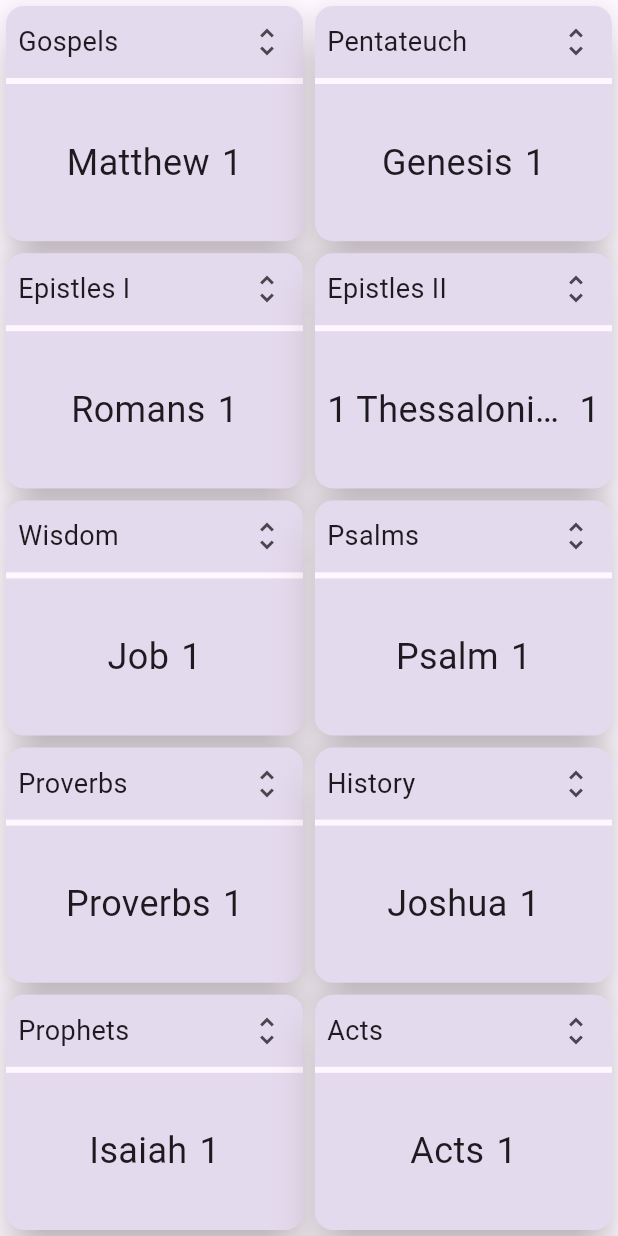
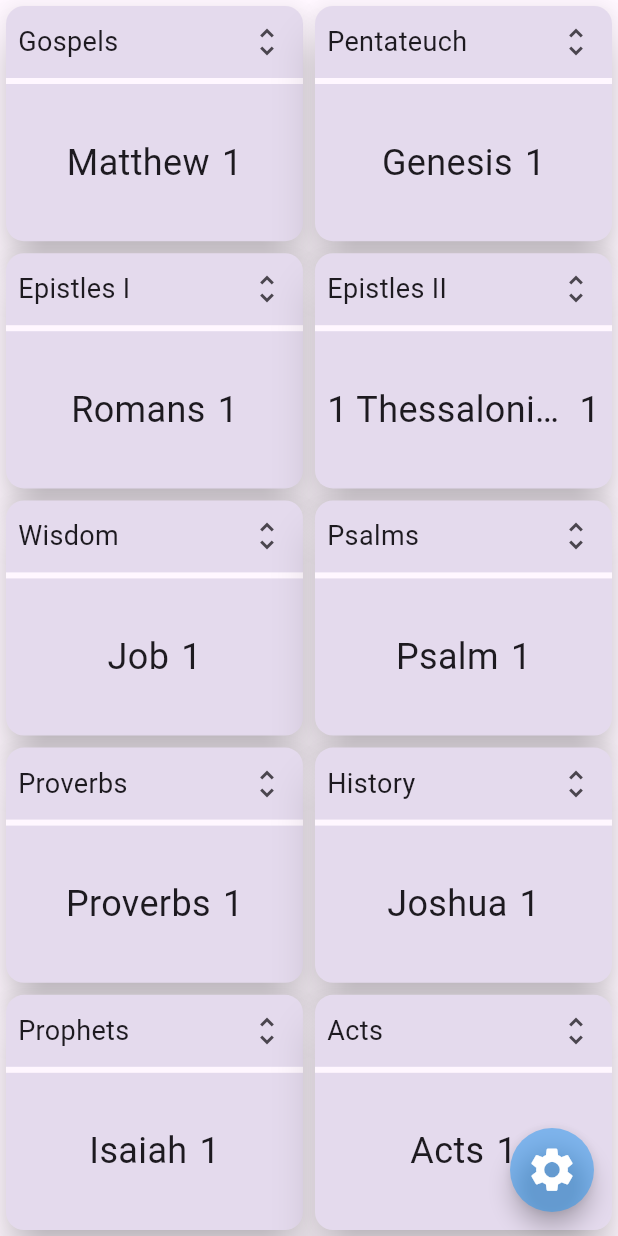
Before and after one commit to dizzib/bible-feed, a Flutter app: the screen it shows after launch, on a phone screen of 412 x 824 dp. Run offline on Flutter 3.47's test engine with Material 3 defaults, Android fonts, the phone set to English and light mode, and no system bars; drawn by our look-alikes of auto_size_text; our stand-ins replace clock, settings_ui, shared_preferences, watch_it; missing offline and left inert: cron, flutter_background_service.

Commit message:
add settings, for bible app

```diff
--- a/lib/service/bible_app_service.dart
+++ b/lib/service/bible_app_service.dart
@@ -1,21 +1,26 @@
-import '../model/bible_app.dart';
+import 'package:flutter/widgets.dart';
+import '/model/bible_app.dart';
 
 enum BibleAppKey { none, youVersion, weDevote }
 
-class BibleAppService {
+class BibleAppService with ChangeNotifier {
+  BibleAppService() : _bibleAppKey = BibleAppKey.none;
+
   static final _bibleApps = {
     BibleAppKey.none: NoBibleApp(),
     BibleAppKey.youVersion: YouVersionBibleApp(),
     BibleAppKey.weDevote: WeDevoteBibleApp()
   };
 
-  late BibleAppKey _bibleAppKey = BibleAppKey.none;
-  // late BibleAppKey _bibleAppKey = BibleAppKey.youVersion;
-  // late BibleAppKey _bibleAppKey = BibleAppKey.weDevote;
+  BibleAppKey _bibleAppKey;
 
-  BibleApp get bibleApp => _bibleApps[_bibleAppKey]!;
+  List<BibleApp> get bibleAppList => _bibleApps.values.toList();
+  BibleApp get selectedBibleApp => _bibleApps[_bibleAppKey]!;
+  int get selectedBibleAppIndex => bibleAppList.indexOf(selectedBibleApp);
 
-  set bibleAppKey(BibleAppKey key) {
-    _bibleAppKey = key;
+  set selectedBibleAppIndex(int idx) {
+    if (idx == selectedBibleAppIndex) return;
+    _bibleAppKey = _bibleApps.keys.elementAt(idx);
+    notifyListeners();
   }
 }
--- a/lib/view/app.dart
+++ b/lib/view/app.dart
@@ -1,6 +1,7 @@
 import 'package:flutter/material.dart';
 import '/util/build_context.dart';
 import 'feeds_view.dart';
+import 'settings_fab.dart';
 
 class App extends StatelessWidget {
   @override
@@ -20,7 +21,10 @@ class App extends StatelessWidget {
         themeMode: ThemeMode.system,
         theme: theme(Brightness.light),
         darkTheme: theme(Brightness.dark),
-        home: FeedsView(),
+        home: Scaffold(
+          body: FeedsView(),
+          floatingActionButton: SettingsFab(),
+        ),
       ),
     );
   }
--- a/lib/view/feed_card_title_bar.dart
+++ b/lib/view/feed_card_title_bar.dart
@@ -5,12 +5,13 @@ import '/service/bible_app_service.dart';
 import '/util/build_context.dart';
 import 'book_chapter_dialog.dart';
 
-class FeedCardTitleBar extends StatelessWidget {
+class FeedCardTitleBar extends WatchingWidget {
   final Feed feed;
   const FeedCardTitleBar(this.feed);
 
   @override
   build(context) {
+    watchIt<BibleAppService>();
     return Row(
       children: [
         Expanded(
@@ -26,13 +27,13 @@ class FeedCardTitleBar extends StatelessWidget {
         Row(
           children: [
             FutureBuilder<bool>(
-                future: sl<BibleAppService>().bibleApp.canLaunch(feed),
+                future: sl<BibleAppService>().selectedBibleApp.canLaunch(feed),
                 builder: (BuildContext context, AsyncSnapshot<bool> snapshot) {
                   if (snapshot.connectionState == ConnectionState.done && snapshot.data == true) {
                     return GestureDetector(
                       // GestureDetector has no padding, unlike IconButton
                       onTap: () {
-                        sl<BibleAppService>().bibleApp.launch(feed);
+                        sl<BibleAppService>().selectedBibleApp.launch(feed);
                       },
                       child: const Icon(Icons.article_outlined),
                     );
--- /dev/null
+++ b/lib/view/settings_fab.dart
@@ -0,0 +1,24 @@
+import 'package:bible_feed/util/build_context.dart';
+import 'package:flutter/material.dart';
+import 'package:watch_it/watch_it.dart';
+import 'settings.dart';
+
+class SettingsFab extends WatchingWidget {
+  @override
+  build(context) {
+    // Navigator.maybePop(context); // dismiss possible dialog (originator might be cron)
+
+    void showSettingsDialog() => context.showBlurBackgroundDialog(Settings());
+
+    return FloatingActionButton(
+      backgroundColor: Colors.blue.withValues(alpha: 0.5),
+      foregroundColor: Colors.white,
+      onPressed: showSettingsDialog,
+      shape: const CircleBorder(),
+      child: const Icon(
+        Icons.settings,
+        size: 35,
+      ),
+    );
+  }
+}
--- a/pubspec.yaml
+++ b/pubspec.yaml
@@ -36,6 +36,7 @@ dependencies:
   clock: ^1.1.1
   cron: ^0.6.0
   flutter_background_service: ^5.1.0
+  settings_ui: ^2.0.2
   shared_preferences: ^2.5.2
   url_launcher: ^6.3.2
   watch_it: ^1.6.5
```
Also changed, not shown: lib/view/settings.dart (added, +40 -0 lines), pubspec.lock.
